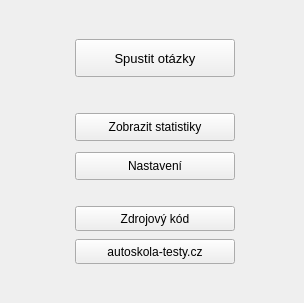
First picture: the form in autoskola_eTesty/startmenu.ui, repository RxiPland/autoskola_eTesty_desktop, before the edit.
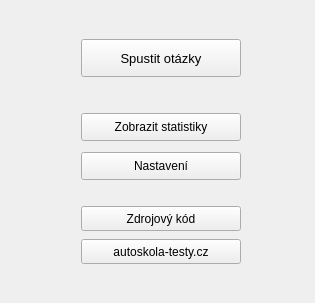
Second picture: the form after the edit. Icons and pictures are not drawn.

Commit message: added app version to window title

```diff
--- a/autoskola_eTesty/startmenu.ui
+++ b/autoskola_eTesty/startmenu.ui
@@ -6,7 +6,7 @@
    <rect>
     <x>0</x>
     <y>0</y>
-    <width>304</width>
+    <width>315</width>
     <height>303</height>
    </rect>
   </property>
```
The commit also changes 3 other files.
